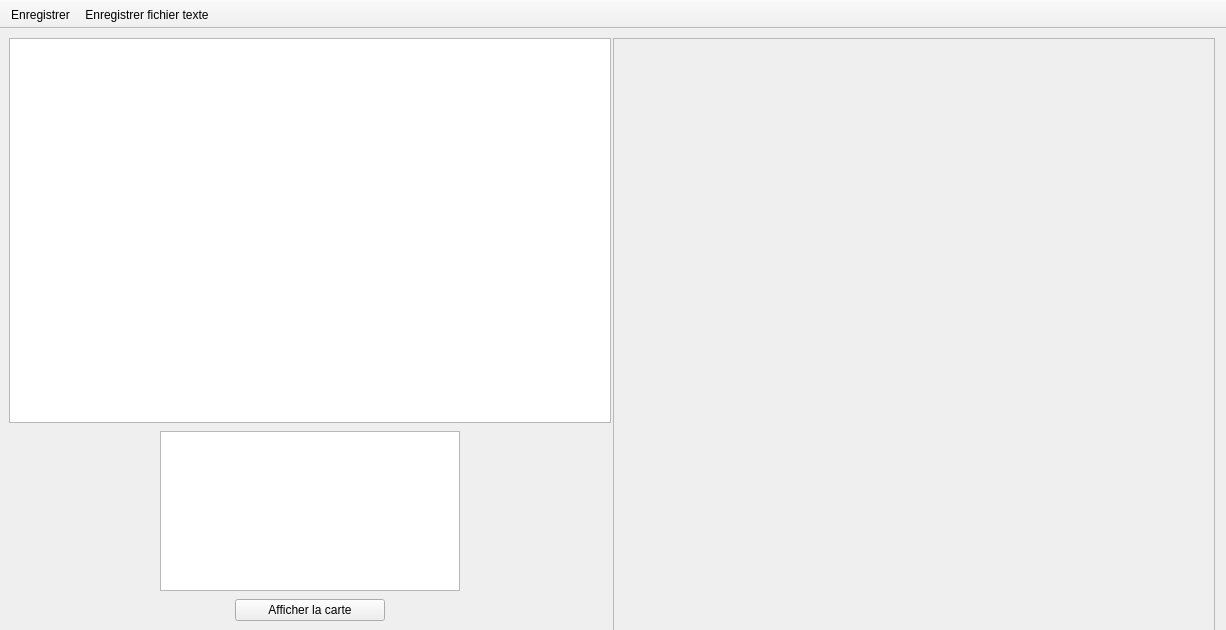
mconsidine/previsat_archive, file src/interface/afficher.ui: the form before one commit.
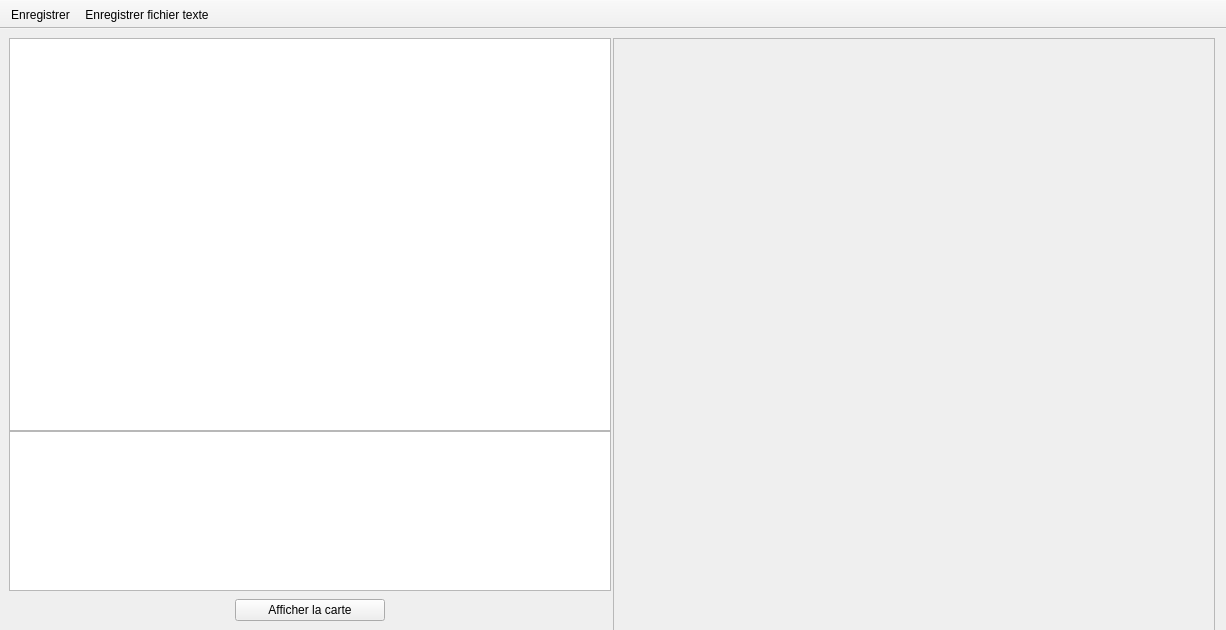
The form after the commit. Icons and pictures are not drawn.

```diff
--- a/src/interface/afficher.ui
+++ b/src/interface/afficher.ui
@@ -75,13 +75,13 @@
          <enum>QLayout::SetFixedSize</enum>
         </property>
         <property name="topMargin">
-         <number>8</number>
+         <number>0</number>
         </property>
         <item>
          <widget class="QGraphicsView" name="detailsTransit">
           <property name="maximumSize">
            <size>
-            <width>300</width>
+            <width>602</width>
             <height>160</height>
            </size>
           </property>
```
